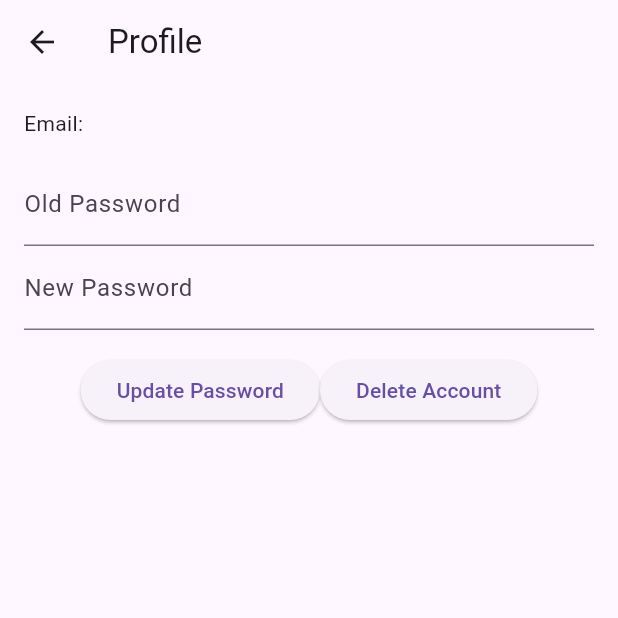
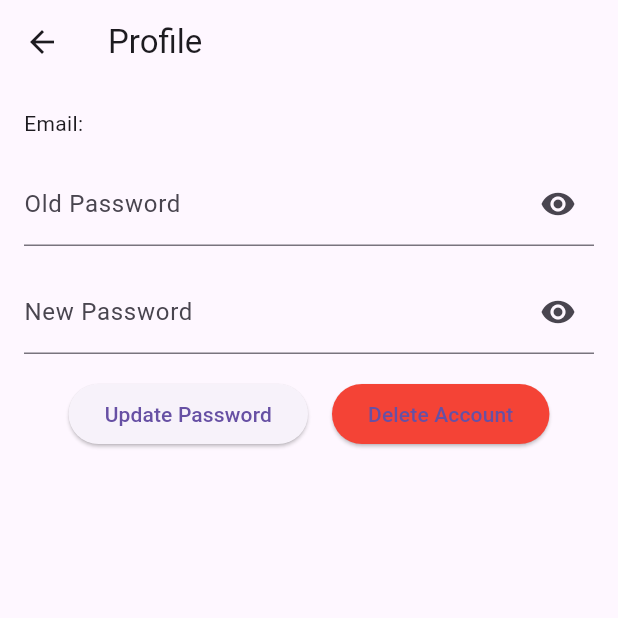
Before and after one commit to Maedot-Asrat/flutter-2024-proj-riverpod, a Flutter app: the ProfilePage screen opened directly with empty values, on a phone screen of 412 x 824 dp, the top half of it. Run offline on Flutter 3.47's test engine with Material 3 defaults, Android fonts, the phone set to English and light mode, and no system bars; our stand-ins replace file_picker, flutter_riverpod.

Commit message:
riverpod

```diff
--- a/user_river/lib/presentation/user_side/screens/profile_page.dart
+++ b/user_river/lib/presentation/user_side/screens/profile_page.dart
@@ -1,8 +1,11 @@
-
 import 'package:flutter/material.dart';
 import 'package:flutter_riverpod/flutter_riverpod.dart';
 import 'package:zemnanit/presentation/user_side/providers/auth_provider.dart';
 import 'package:zemnanit/presentation/user_side/services/auth_service.dart';
+
+// State providers for managing the visibility of password fields
+final oldPasswordVisibilityProvider = StateProvider<bool>((ref) => true);
+final newPasswordVisibilityProvider = StateProvider<bool>((ref) => true);
 
 class ProfilePage extends ConsumerWidget {
   final String email;
@@ -17,6 +20,10 @@ class ProfilePage extends ConsumerWidget {
     final TextEditingController passwordController = TextEditingController();
     final TextEditingController oldpasswordController = TextEditingController();
 
+    // Get the current visibility states
+    final oldPasswordVisible = ref.watch(oldPasswordVisibilityProvider);
+    final newPasswordVisible = ref.watch(newPasswordVisibilityProvider);
+
     return Scaffold(
       appBar: AppBar(
         title: Text('Profile'),
@@ -28,15 +35,44 @@ class ProfilePage extends ConsumerWidget {
           children: [
             Text('Email: $email'),
             SizedBox(height: 16),
-             TextField(
+            TextField(
               controller: oldpasswordController,
-              decoration: InputDecoration(labelText: 'Old Password'),
-              obscureText: true,
+              decoration: InputDecoration(
+                labelText: 'Old Password',
+                suffixIcon: IconButton(
+                  icon: Icon(
+                    oldPasswordVisible
+                        ? Icons.visibility
+                        : Icons.visibility_off,
+                  ),
+                  onPressed: () {
+                    // Toggle the visibility state
+                    ref.read(oldPasswordVisibilityProvider.notifier).state =
+                        !oldPasswordVisible;
+                  },
+                ),
+              ),
+              obscureText: oldPasswordVisible,
             ),
+            SizedBox(height: 16),
             TextField(
               controller: passwordController,
-              decoration: InputDecoration(labelText: 'New Password'),
-              obscureText: true,
+              decoration: InputDecoration(
+                labelText: 'New Password',
+                suffixIcon: IconButton(
+                  icon: Icon(
+                    newPasswordVisible
+                        ? Icons.visibility
+                        : Icons.visibility_off,
+                  ),
+                  onPressed: () {
+                    // Toggle the visibility state
+                    ref.read(newPasswordVisibilityProvider.notifier).state =
+                        !newPasswordVisible;
+                  },
+                ),
+              ),
+              obscureText: newPasswordVisible,
             ),
             SizedBox(height: 16),
             Row(
@@ -44,8 +80,10 @@ class ProfilePage extends ConsumerWidget {
               children: [
                 ElevatedButton(
                   onPressed: () async {
-                    await authService.updatePassword(passwordController.text, oldpasswordController.text);
-                    final snackBarContent = authState.message ?? authState.error;
+                    await authService.updatePassword(
+                        passwordController.text, oldpasswordController.text);
+                    final snackBarContent =
+                        authState.message ?? authState.error;
                     if (snackBarContent != null) {
                       ScaffoldMessenger.of(context).showSnackBar(SnackBar(
                         content: Text(snackBarContent),
@@ -54,27 +92,27 @@ class ProfilePage extends ConsumerWidget {
                   },
                   child: Text('Update Password'),
                 ),
-                SizedBox(height: 16),
+                SizedBox(width: 16),
                 ElevatedButton(
                   onPressed: () async {
                     await authService.deleteUser();
-                    final snackBarContent = authState.message ?? authState.error;
+                    final snackBarContent =
+                        authState.message ?? authState.error;
                     if (snackBarContent != null) {
                       ScaffoldMessenger.of(context).showSnackBar(SnackBar(
                         content: Text(snackBarContent),
                       ));
                       if (authState.message != null) {
-                        Navigator.of(context).pop(); // Go back to the previous screen
+                        Navigator.of(context)
+                            .pop(); // Go back to the previous screen
                       }
                     }
                   },
                   child: Text('Delete Account'),
-                  // style: ElevatedButton.styleFrom(backgroundColor: Colors.red),
+                  style: ElevatedButton.styleFrom(backgroundColor: Colors.red),
                 ),
-
               ],
             ),
-
           ],
         ),
       ),
```
